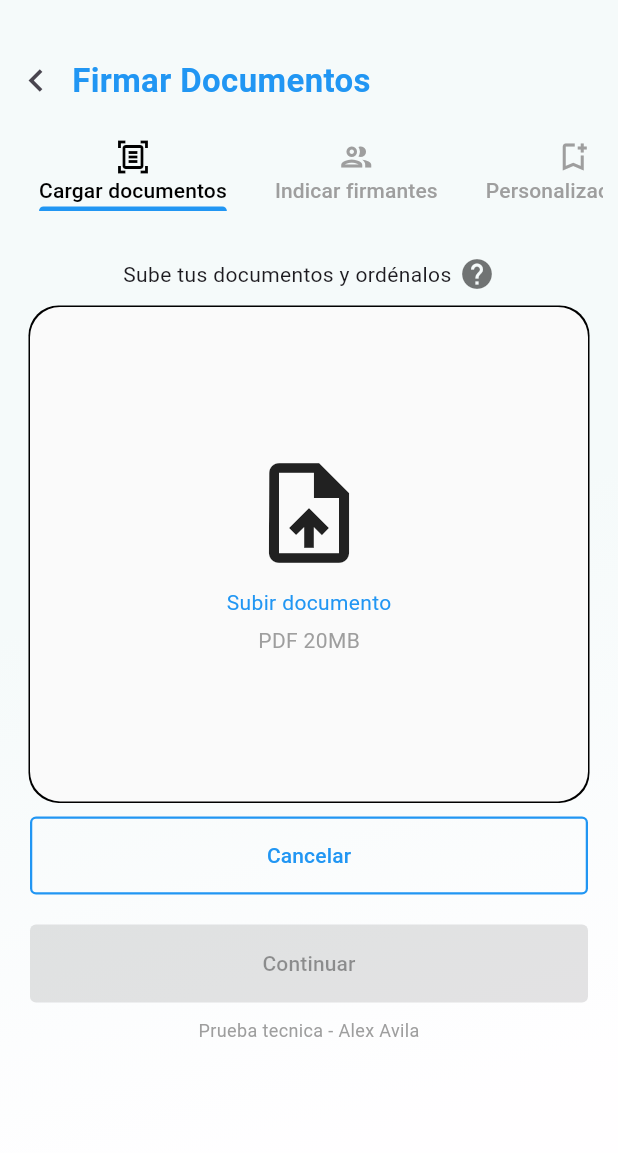
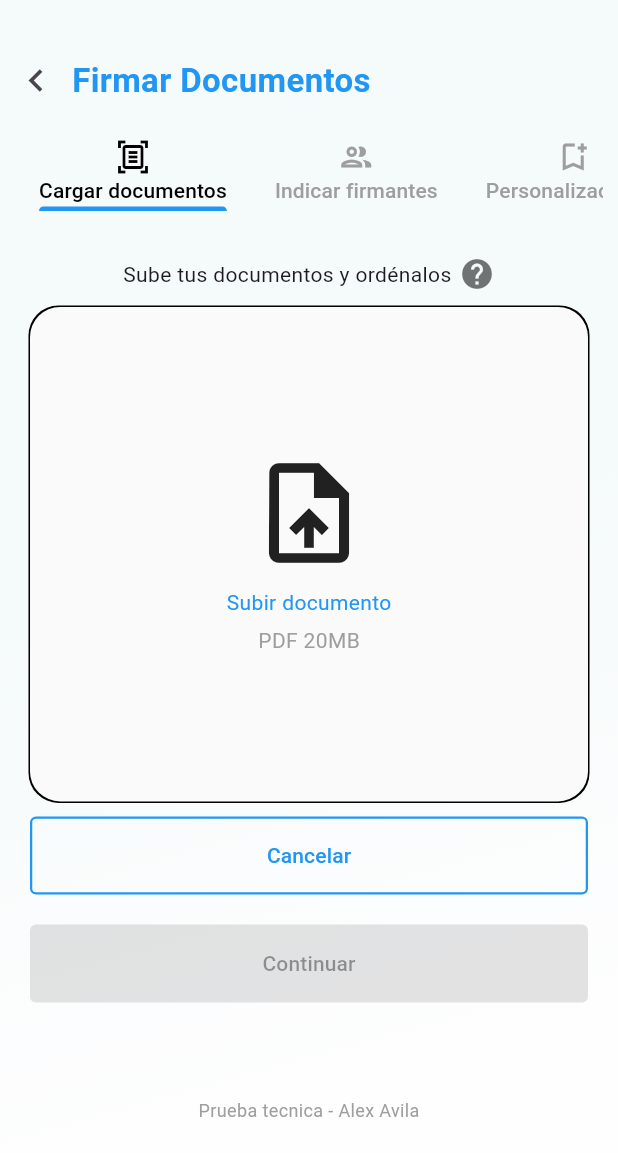
Before and after one commit to Alexisrodri/prueba_tecnica_tl, a Flutter app: the SingDocumentScreen screen opened by its route, on a phone screen of 412 x 824 dp, the part 83-1236 px from its top. Run offline on Flutter 3.47's test engine with Material 3 defaults, Android fonts, the light colour scheme and no system bars; our stand-ins replace file_picker, go_router, isar; missing offline and left inert: syncfusion_flutter_pdfviewer; accounts and stored records are empty; generated files the repository leaves out were written again.

Commit message:
tabbars and redirect

```diff
--- a/lib/screens/documents/load_documents.dart
+++ b/lib/screens/documents/load_documents.dart
@@ -89,7 +89,7 @@ class LoadDocuments extends StatelessWidget {
             onPress: () {},
             isDisabled: true,
           ),
-          // const Spacer(),
+          const Spacer(),
           const Text(
             'Prueba tecnica - Alex Avila',
             style: TextStyle(fontSize: 12, color: Colors.grey),
--- a/lib/screens/documents/resume.dart
+++ b/lib/screens/documents/resume.dart
@@ -1,6 +1,5 @@
 import 'package:flutter/material.dart';
 import 'package:go_router/go_router.dart';
-import 'package:prueba_tecnica_tl/screens/documents/signs_documents.dart';
 import 'package:prueba_tecnica_tl/widgets/widgets.dart';
 
 class ResumeDocuments extends StatefulWidget {
@@ -13,6 +12,7 @@ class ResumeDocuments extends StatefulWidget {
 class _ResumeDocumentsState extends State<ResumeDocuments> {
   bool rememberMe = false;
   bool sendDocuments = false;
+  late PageController pageController;
 
   void _onRememberMeChanged(bool newValue) => setState(() {
         rememberMe = newValue;
@@ -43,7 +43,9 @@ class _ResumeDocumentsState extends State<ResumeDocuments> {
           ),
           CustomButton(
             text: 'Firmar otro documento',
-            onPress: () {},
+            onPress: () {
+              context.push('/sign-documents');
+            },
           ),
           CustomButton(
             text: 'Volver al Dashboard',
```
